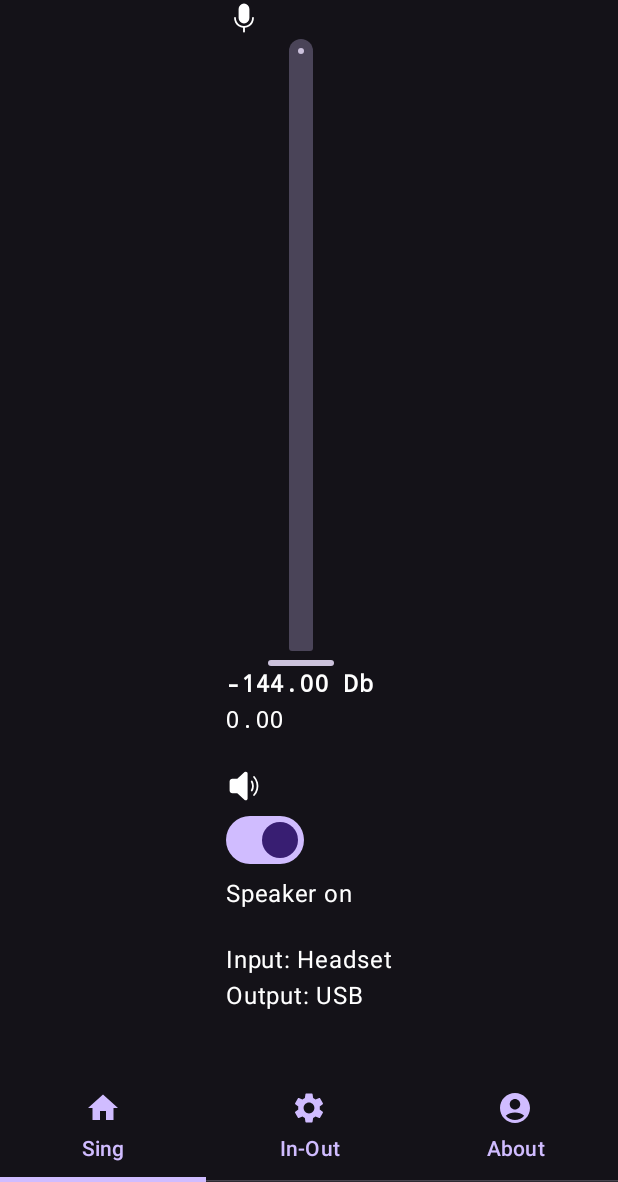
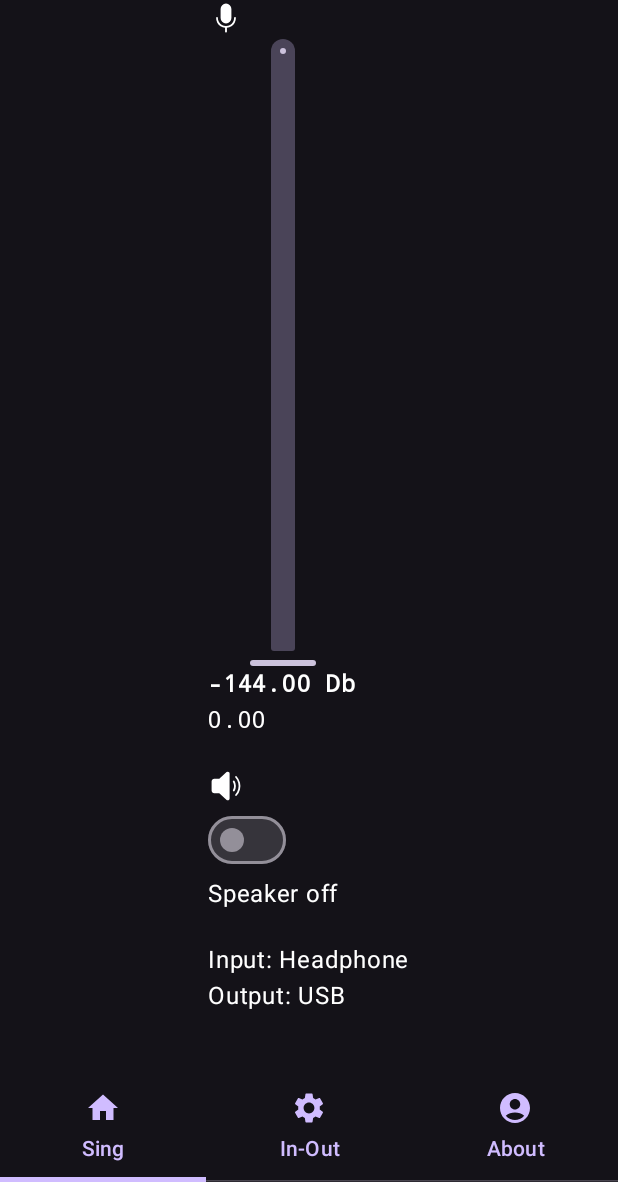
Before and after one commit to Tones-Studio/vocalstar, an Android app built with Jetpack Compose: the screen it shows after launch (MainActivity), on a phone screen of 412 x 824 dp, the part 54-1236 px from its top. Run offline under Robolectric (Android 15) with nearby library versions, the phone set to English and light mode, and no system bars; 1 statement that could not run was skipped.

```diff
--- a/android/app/build.gradle.kts
+++ b/android/app/build.gradle.kts
@@ -69,6 +69,7 @@ dependencies {
     implementation(libs.androidx.ui.graphics)
     implementation(libs.androidx.ui.tooling.preview)
     implementation(libs.androidx.material3)
+    implementation(libs.androidx.lifecycle.viewmodel.compose)
     testImplementation(libs.junit)
     androidTestImplementation(libs.androidx.junit)
     androidTestImplementation(libs.androidx.espresso.core)
--- a/android/app/src/main/java/de/tech41/tones/vocalstar/HomeScreen.kt
+++ b/android/app/src/main/java/de/tech41/tones/vocalstar/HomeScreen.kt
@@ -11,9 +11,9 @@ import androidx.compose.ui.unit.sp
 import androidx.core.graphics.rotationMatrix
 
 @Composable
-fun HomeScreen() {
+fun HomeScreen(viewModel : Model) {
     Column(modifier = Modifier.fillMaxWidth(), horizontalAlignment = Alignment.CenterHorizontally) {
         Text(text = "Vocalstar",  fontSize = 30.sp)
-        MySlider()
+        MySlider(viewModel)
     }
 }
--- a/android/app/src/main/java/de/tech41/tones/vocalstar/MainActivity.kt
+++ b/android/app/src/main/java/de/tech41/tones/vocalstar/MainActivity.kt
@@ -4,6 +4,7 @@ import android.os.Bundle
 import androidx.activity.ComponentActivity
 import androidx.activity.compose.setContent
 import androidx.activity.enableEdgeToEdge
+import androidx.activity.viewModels
 import androidx.compose.foundation.layout.Box
 import androidx.compose.foundation.layout.Column
 import androidx.compose.foundation.layout.Spacer
@@ -27,12 +28,18 @@ import androidx.compose.runtime.remember
 import androidx.compose.runtime.setValue
 import androidx.compose.ui.Modifier
 import androidx.compose.ui.tooling.preview.Preview
+import androidx.lifecycle.ViewModelProvider
 import de.tech41.tones.vocalstar.ui.theme.VocalstarTheme
 
 class MainActivity : ComponentActivity() {
 
+    private lateinit var viewModel: Model
+
     override fun onCreate(savedInstanceState: Bundle?) {
         super.onCreate(savedInstanceState)
+
+        viewModel = ViewModelProvider(this).get(Model::class.java)
+
         enableEdgeToEdge()
         setContent {
             VocalstarTheme {
@@ -46,7 +53,7 @@ class MainActivity : ComponentActivity() {
 
                 Scaffold(modifier = Modifier.fillMaxSize()) { innerPadding ->
                     print(innerPadding)
-                    TabScreen()
+                    TabScreen(viewModel)
 
                     /*
                     Greeting(
@@ -69,7 +76,7 @@ class MainActivity : ComponentActivity() {
 }
 
 @Composable
-fun TabScreen() {
+fun TabScreen(viewModel : Model) {
     var tabIndex by remember { mutableIntStateOf(0) }
 
     val tabs = listOf("Sing", "In-Out", "About")
@@ -77,7 +84,7 @@ fun TabScreen() {
     Box(Modifier.safeDrawingPadding()) {
         Column(modifier = Modifier.fillMaxWidth()) {
             when (tabIndex) {
-                0 -> HomeScreen()
+                0 -> HomeScreen(viewModel)
                 1 -> DeviceScreen()
                 2 -> AboutScreen()
             }
--- a/android/app/src/main/java/de/tech41/tones/vocalstar/MySlider.kt
+++ b/android/app/src/main/java/de/tech41/tones/vocalstar/MySlider.kt
@@ -1,11 +1,9 @@
 package de.tech41.tones.vocalstar
 
 import androidx.compose.foundation.layout.Column
-import androidx.compose.foundation.layout.Row
 import androidx.compose.foundation.layout.Spacer
 import androidx.compose.foundation.layout.height
 import androidx.compose.foundation.layout.width
-import androidx.compose.material3.Divider
 import androidx.compose.material3.Icon
 import androidx.compose.material3.MaterialTheme
 import androidx.compose.material3.Slider
@@ -14,7 +12,6 @@ import androidx.compose.material3.Switch
 import androidx.compose.material3.Text
 import androidx.compose.runtime.Composable
 import androidx.compose.runtime.getValue
-import androidx.compose.runtime.mutableFloatStateOf
 import androidx.compose.runtime.mutableStateOf
 import androidx.compose.runtime.remember
 import androidx.compose.runtime.setValue
@@ -29,23 +26,18 @@ import androidx.compose.ui.text.font.FontWeight
 import androidx.compose.ui.tooling.preview.Preview
 import androidx.compose.ui.unit.Constraints
 import androidx.compose.ui.unit.dp
+import androidx.lifecycle.viewmodel.compose.viewModel
 import kotlin.math.log10
 
-
-fun LinearToDecibel(linear: Float): Float {
+fun linearToDecibel(linear: Float): Float {
     val db: Float
     if (linear != 0.0f) db = 20.0f * log10(linear)
     else db = -144.0f // effectively minus infinity
     return db
 }
-@Preview
+
 @Composable
-fun MySlider():Float {
-    var sliderPosition by remember { mutableFloatStateOf(0f) }
-    var isSpeaker by remember { mutableStateOf(true) }
-
-    var inputDevice by remember { mutableStateOf("Headset") }
-    var outputDevice by remember { mutableStateOf("USB") }
+fun MySlider( viewModel : Model) {
 
     Column {
         Icon(
@@ -75,8 +67,8 @@ fun MySlider():Float {
                 }
                 .width(420.dp)
                 .height(100.dp),
-            value = sliderPosition,
-            onValueChange = { sliderPosition = it },
+            value = viewModel.volume,
+            onValueChange = { viewModel.volume = it },
             colors = SliderDefaults.colors(
                 thumbColor = MaterialTheme.colorScheme.secondary,
                 activeTrackColor = MaterialTheme.colorScheme.secondary,
@@ -84,8 +76,8 @@ fun MySlider():Float {
             ),
             valueRange = 0f..1f
         )
-        Text(text = "%.2f Db".format(LinearToDecibel(sliderPosition)), color = Color.White, fontWeight = FontWeight.Bold, fontFamily = FontFamily.Monospace)
-        Text(text = "%.2f   ".format(sliderPosition), color = Color.White, fontFamily = FontFamily.Monospace)
+        Text(text = "%.2f Db".format(linearToDecibel(viewModel.volume)), color = Color.White, fontWeight = FontWeight.Bold, fontFamily = FontFamily.Monospace)
+        Text(text = "%.2f   ".format(viewModel.volume), color = Color.White, fontFamily = FontFamily.Monospace)
 
         Spacer(modifier = Modifier.height(20.dp))
         //Divider(color = Color.Blue, thickness = 1.dp)
@@ -95,19 +87,18 @@ fun MySlider():Float {
             tint = Color.White
         )
         Switch(
-            checked = isSpeaker,
+            checked = viewModel.isSpeaker,
             onCheckedChange = {
-                isSpeaker = it
+                viewModel.isSpeaker = it
             }
         )
         var text = "Speaker off"
-        if (isSpeaker){
+        if (viewModel.isSpeaker){
             text = "Speaker on"
         }
         Text(text = text, color = Color.White)
         Spacer(modifier = Modifier.height(20.dp))
-        Text(text = "Input: $inputDevice", color = Color.White)
-        Text(text = "Output: $outputDevice", color = Color.White)
+        Text(text = "Input: " + viewModel.inputDevice, color = Color.White)
+        Text(text = "Output: " + viewModel.outputDevice, color = Color.White)
     }
-    return sliderPosition
 }
--- /dev/null
+++ b/android/app/src/main/java/de/tech41/tones/vocalstar/ViewModel.kt
@@ -0,0 +1,20 @@
+package de.tech41.tones.vocalstar
+
+import androidx.compose.runtime.getValue
+import androidx.compose.runtime.mutableFloatStateOf
+import androidx.compose.runtime.mutableStateOf
+import androidx.compose.runtime.remember
+import androidx.compose.runtime.setValue
+import androidx.lifecycle.ViewModel
+import kotlinx.coroutines.flow.MutableStateFlow
+import kotlinx.coroutines.flow.StateFlow
+import kotlinx.coroutines.flow.asStateFlow
+
+
+class Model: ViewModel() {
+    var isSpeaker by mutableStateOf(false)
+    var volume by mutableFloatStateOf(0f)
+    var inputDevice by mutableStateOf("Headphone")
+    var outputDevice by mutableStateOf("USB")
+
+}
--- a/android/gradle/libs.versions.toml
+++ b/android/gradle/libs.versions.toml
@@ -8,6 +8,7 @@ espressoCore = "3.5.1"
 lifecycleRuntimeKtx = "2.7.0"
 activityCompose = "1.9.0"
 composeBom = "2023.08.00"
+lifecycleViewmodelCompose = "2.7.0"
 
 [libraries]
 androidx-core-ktx = { group = "androidx.core", name = "core-ktx", version.ref = "coreKtx" }
@@ -24,6 +25,7 @@ androidx-ui-tooling-preview = { group = "androidx.compose.ui", name = "ui-toolin
 androidx-ui-test-manifest = { group = "androidx.compose.ui", name = "ui-test-manifest" }
 androidx-ui-test-junit4 = { group = "androidx.compose.ui", name = "ui-test-junit4" }
 androidx-material3 = { group = "androidx.compose.material3", name = "material3" }
+androidx-lifecycle-viewmodel-compose = { group = "androidx.lifecycle", name = "lifecycle-viewmodel-compose", version.ref = "lifecycleViewmodelCompose" }
 
 [plugins]
 android-application = { id = "com.android.application", version.ref = "agp" }
```
